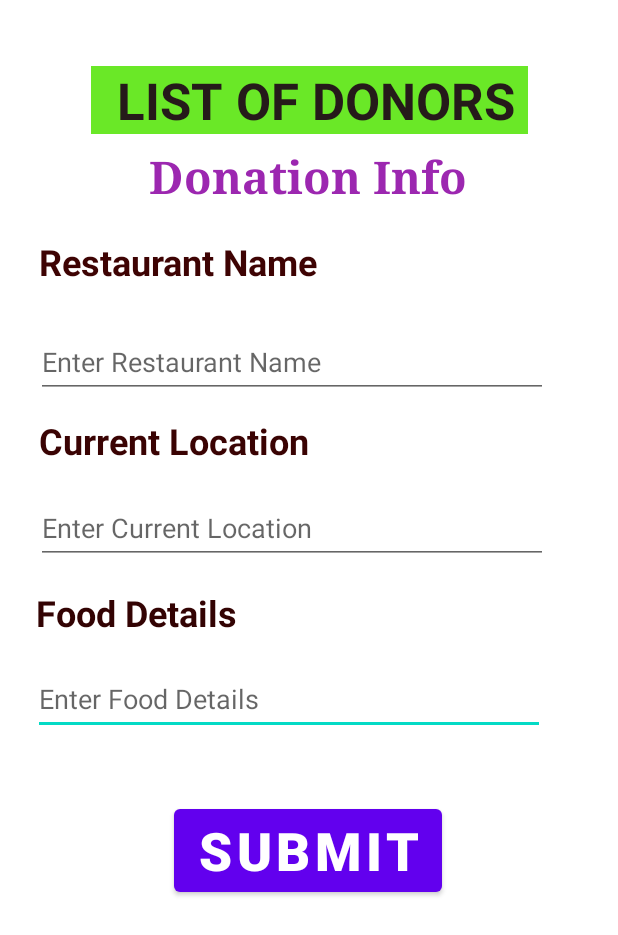
After one commit to officialshubhamsinha/Waste-Food-Management1, an Android app: the Donar_Page screen opened directly, with no data from a screen before it, on a phone screen of 412 x 824 dp. The commit adds this screen. Shown: the top 935 px of the screen. Run offline under Robolectric (Android 15) with nearby library versions, the phone set to English and light mode, and no system bars.

Commit message:
subrata donarlist

```diff
--- a/app/build.gradle
+++ b/app/build.gradle
@@ -25,6 +25,9 @@ android {
         sourceCompatibility JavaVersion.VERSION_1_8
         targetCompatibility JavaVersion.VERSION_1_8
     }
+    buildFeatures {
+        viewBinding true
+    }
 }
 
 dependencies {
@@ -32,6 +35,8 @@ dependencies {
     implementation 'androidx.appcompat:appcompat:1.4.1'
     implementation 'com.google.android.material:material:1.5.0'
     implementation 'androidx.constraintlayout:constraintlayout:2.1.3'
+    implementation 'androidx.navigation:navigation-fragment:2.4.2'
+    implementation 'androidx.navigation:navigation-ui:2.4.2'
     testImplementation 'junit:junit:4.13.2'
     androidTestImplementation 'androidx.test.ext:junit:1.1.3'
     androidTestImplementation 'androidx.test.espresso:espresso-core:3.4.0'
--- a/app/src/main/AndroidManifest.xml
+++ b/app/src/main/AndroidManifest.xml
@@ -9,6 +9,11 @@
         android:roundIcon="@mipmap/ic_launcher_round"
         android:supportsRtl="true"
         android:theme="@style/Theme.WasteFoodManagement">
+        <activity
+            android:name=".Donar_Page"
+            android:exported="false"
+            android:label="@string/title_activity_donar_page"
+            android:theme="@style/Theme.WasteFoodManagement.NoActionBar" />
         <activity
             android:name=".SignUp"
             android:exported="false" />
--- /dev/null
+++ b/app/src/main/java/com/example/wastefoodmanagement/Donar_Page.java
@@ -0,0 +1,14 @@
+package com.example.wastefoodmanagement;
+
+import androidx.appcompat.app.AppCompatActivity;
+
+import android.os.Bundle;
+
+public class Donar_Page extends AppCompatActivity {
+
+    @Override
+    protected void onCreate(Bundle savedInstanceState) {
+        super.onCreate(savedInstanceState);
+        setContentView(R.layout.activity_donar_page);
+    }
+}
--- a/app/src/main/java/com/example/wastefoodmanagement/DonationReceiverpage.java
+++ b/app/src/main/java/com/example/wastefoodmanagement/DonationReceiverpage.java
@@ -2,7 +2,9 @@ package com.example.wastefoodmanagement;
 
 import androidx.appcompat.app.AppCompatActivity;
 
+import android.content.Intent;
 import android.os.Bundle;
+import android.view.View;
 
 public class DonationReceiverpage extends AppCompatActivity {
 
@@ -11,4 +13,8 @@ public class DonationReceiverpage extends AppCompatActivity {
         super.onCreate(savedInstanceState);
         setContentView(R.layout.activity_donation_receiverpage);
     }
+
+    public void openDonationReceiverpage(View view) {
+        startActivity(new Intent(this,Donar_Page.class));
+    }
 }
--- /dev/null
+++ b/app/src/main/res/layout/activity_donar_page.xml
@@ -0,0 +1,146 @@
+<?xml version="1.0" encoding="utf-8"?>
+<androidx.constraintlayout.widget.ConstraintLayout
+    xmlns:android="http://schemas.android.com/apk/res/android"
+    xmlns:tools="http://schemas.android.com/tools"
+    xmlns:app="http://schemas.android.com/apk/res-auto"
+    android:layout_width="match_parent"
+    android:layout_height="match_parent"
+
+    tools:context=".Donar_Page">
+
+    <TextView
+        android:id="@+id/textView4"
+        android:layout_width="wrap_content"
+        android:layout_height="wrap_content"
+        android:layout_marginTop="44dp"
+        android:background="#6AE827"
+        android:backgroundTint="#6AE827"
+        android:text="  LIST OF DONORS "
+        android:textColor="#251A1A"
+        android:textSize="34sp"
+        android:textStyle="bold"
+        app:layout_constraintEnd_toEndOf="parent"
+        app:layout_constraintStart_toStartOf="parent"
+        app:layout_constraintTop_toTopOf="parent" />
+
+    <Button
+        android:id="@+id/button6"
+        android:layout_width="wrap_content"
+        android:layout_height="wrap_content"
+        android:fontFamily="sans-serif-black"
+        android:text="SUBMIT"
+        android:textSize="35sp"
+        android:textStyle="bold"
+        app:layout_constraintBottom_toBottomOf="parent"
+        app:layout_constraintEnd_toEndOf="parent"
+        app:layout_constraintHorizontal_bias="0.497"
+        app:layout_constraintStart_toStartOf="parent"
+        app:layout_constraintTop_toBottomOf="@+id/editTextTextEmailAddress6"
+        app:layout_constraintVertical_bias="0.162" />
+
+    <EditText
+        android:id="@+id/editTextTextEmailAddress6"
+        android:layout_width="wrap_content"
+        android:layout_height="wrap_content"
+        android:autofillHints=""
+        android:ems="16"
+        android:hint="Enter Food Details"
+        android:inputType="textEmailAddress"
+        android:minHeight="48dp"
+        app:layout_constraintBottom_toBottomOf="parent"
+        app:layout_constraintEnd_toEndOf="parent"
+        app:layout_constraintHorizontal_bias="0.315"
+        app:layout_constraintStart_toStartOf="parent"
+        app:layout_constraintTop_toBottomOf="@+id/textView12"
+        app:layout_constraintVertical_bias="0.05" />
+
+    <TextView
+        android:id="@+id/textView12"
+        android:layout_width="wrap_content"
+        android:layout_height="wrap_content"
+        android:layout_marginStart="24dp"
+        android:layout_marginTop="16dp"
+        android:text="Food Details"
+        android:textColor="#330303"
+        android:textSize="24sp"
+        android:textStyle="bold"
+        app:layout_constraintStart_toStartOf="parent"
+        app:layout_constraintTop_toBottomOf="@+id/editTextTextEmailAddress4" />
+
+    <EditText
+        android:id="@+id/editTextTextEmailAddress4"
+        android:layout_width="wrap_content"
+        android:layout_height="wrap_content"
+        android:autofillHints=""
+        android:ems="16"
+        android:hint="Enter Current Location"
+        android:inputType="textEmailAddress"
+        android:minHeight="48dp"
+        app:layout_constraintBottom_toBottomOf="parent"
+        app:layout_constraintEnd_toEndOf="parent"
+        app:layout_constraintHorizontal_bias="0.342"
+        app:layout_constraintStart_toStartOf="parent"
+        app:layout_constraintTop_toBottomOf="@+id/textView10"
+        app:layout_constraintVertical_bias="0.038" />
+
+    <TextView
+        android:id="@+id/textView10"
+        android:layout_width="wrap_content"
+        android:layout_height="wrap_content"
+        android:layout_marginTop="12dp"
+        android:text="Current Location"
+        android:textColor="#3A0303"
+        android:textSize="24sp"
+        android:textStyle="bold"
+        app:layout_constraintEnd_toEndOf="parent"
+        app:layout_constraintHorizontal_bias="0.113"
+        app:layout_constraintStart_toStartOf="parent"
+        app:layout_constraintTop_toBottomOf="@+id/editTextTextEmailAddress2" />
+
+    <EditText
+        android:id="@+id/editTextTextEmailAddress2"
+        android:layout_width="wrap_content"
+        android:layout_height="wrap_content"
+        android:autofillHints=""
+        android:ems="16"
+        android:hint="Enter Restaurant Name"
+        android:inputType="textEmailAddress"
+        android:minHeight="48dp"
+        app:layout_constraintBottom_toBottomOf="parent"
+        app:layout_constraintEnd_toEndOf="parent"
+        app:layout_constraintHorizontal_bias="0.342"
+        app:layout_constraintStart_toStartOf="parent"
+        app:layout_constraintTop_toBottomOf="@+id/textView9"
+        app:layout_constraintVertical_bias="0.045" />
+
+    <TextView
+        android:id="@+id/textView9"
+        android:layout_width="wrap_content"
+        android:layout_height="wrap_content"
+        android:layout_marginTop="20dp"
+        android:fontFamily="sans-serif"
+        android:text="Restaurant Name"
+        android:textColor="#3E0303"
+        android:textSize="24sp"
+        android:textStyle="bold"
+        app:layout_constraintEnd_toEndOf="parent"
+        app:layout_constraintHorizontal_bias="0.116"
+        app:layout_constraintStart_toStartOf="parent"
+        app:layout_constraintTop_toBottomOf="@+id/textView8" />
+
+    <TextView
+        android:id="@+id/textView8"
+        android:layout_width="wrap_content"
+        android:layout_height="wrap_content"
+        android:layout_marginTop="8dp"
+        android:fontFamily="serif"
+        android:text=" Donation Info "
+        android:textColor="#9C27B0"
+        android:textSize="30sp"
+        android:textStyle="bold"
+        app:layout_constraintEnd_toEndOf="parent"
+        app:layout_constraintHorizontal_bias="0.497"
+        app:layout_constraintStart_toStartOf="parent"
+        app:layout_constraintTop_toBottomOf="@+id/textView4" />
+
+</androidx.constraintlayout.widget.ConstraintLayout>
--- /dev/null
+++ b/app/src/main/res/values-land/dimens.xml
@@ -0,0 +1,3 @@
+<resources>
+    <dimen name="fab_margin">48dp</dimen>
+</resources>
--- /dev/null
+++ b/app/src/main/res/values-w1240dp/dimens.xml
@@ -0,0 +1,3 @@
+<resources>
+    <dimen name="fab_margin">200dp</dimen>
+</resources>
--- /dev/null
+++ b/app/src/main/res/values-w600dp/dimens.xml
@@ -0,0 +1,3 @@
+<resources>
+    <dimen name="fab_margin">48dp</dimen>
+</resources>
--- /dev/null
+++ b/app/src/main/res/values/dimens.xml
@@ -0,0 +1,3 @@
+<resources>
+    <dimen name="fab_margin">16dp</dimen>
+</resources>
--- a/app/src/main/res/values/themes.xml
+++ b/app/src/main/res/values/themes.xml
@@ -13,4 +13,13 @@
         <item name="android:statusBarColor" tools:targetApi="l">?attr/colorPrimaryVariant</item>
         <!-- Customize your theme here. -->
     </style>
+
+    <style name="Theme.WasteFoodManagement.NoActionBar">
+        <item name="windowActionBar">false</item>
+        <item name="windowNoTitle">true</item>
+    </style>
+
+    <style name="Theme.WasteFoodManagement.AppBarOverlay" parent="ThemeOverlay.AppCompat.Dark.ActionBar" />
+
+    <style name="Theme.WasteFoodManagement.PopupOverlay" parent="ThemeOverlay.AppCompat.Light" />
 </resources>
```
Also changed, not shown: app/src/main/res/layout/activity_donation_receiverpage.xml (+41 -42 lines), app/src/main/res/layout/activity_main.xml (+10 -6 lines), app/src/main/res/layout/content_donar_page.xml (added, +19 -0 lines), app/src/main/res/navigation/nav_graph.xml (added, +28 -0 lines), app/src/main/res/values/strings.xml (+9 -0 lines).
